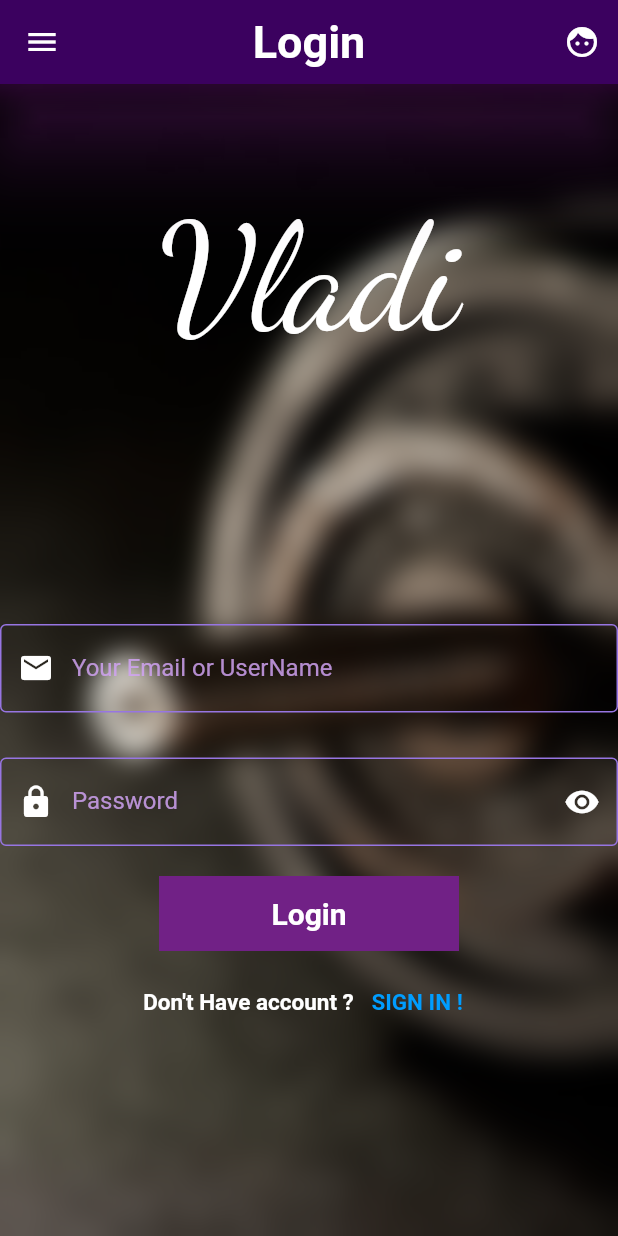
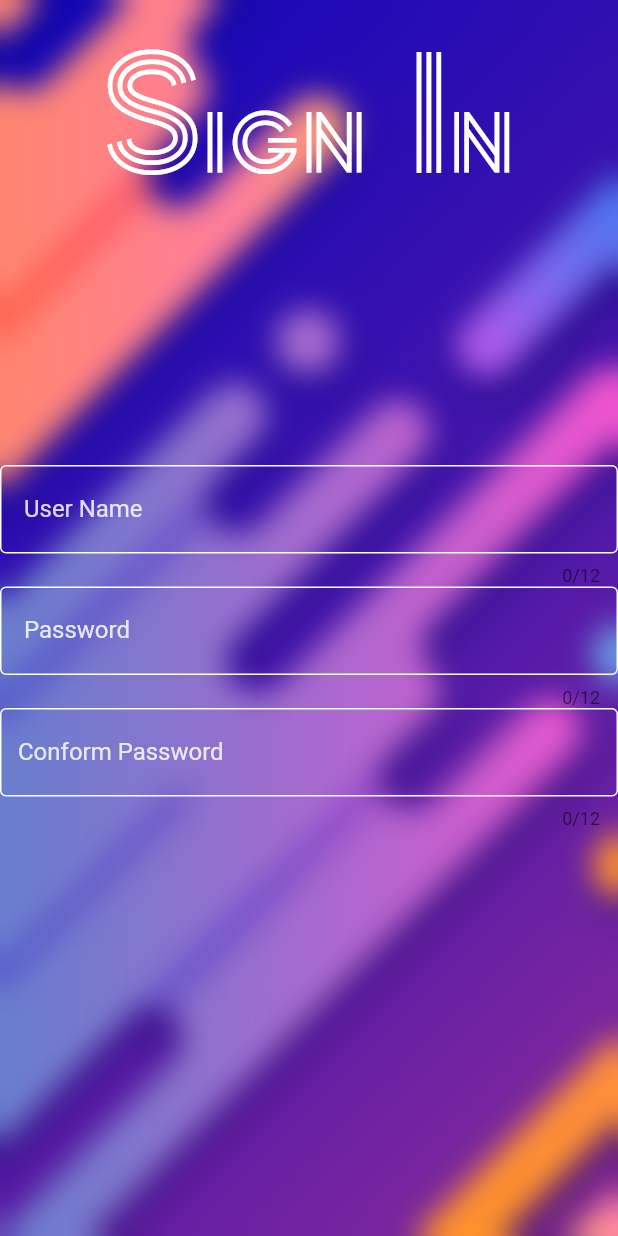
Before and after one commit to Nizar-Sweiss/ExerciseApp, a Flutter app: the screen it shows after launch, after a tap on "SIGN IN !", on a phone screen of 412 x 824 dp. Run offline on Flutter 3.47's test engine with Material 2 defaults, Android fonts, the phone set to English and light mode, and no system bars; our stand-ins replace animated_splash_screen, cool_alert, lottie, page_transition; missing offline and left inert: alert, hovering; project files that could hold a hidden picture were left out.

Commit message:
sign in screen added

```diff
--- /dev/null
+++ b/main/lib/Components/cust_textfield.dart
@@ -0,0 +1,37 @@
+import 'package:flutter/material.dart';
+
+class Cust_TextField extends StatefulWidget {
+  final String labelText;
+  final int maxLength;
+  final TextInputType textInputType;
+  const Cust_TextField(
+      {super.key,
+      required this.labelText,
+      required this.textInputType,
+      required this.maxLength});
+
+  @override
+  State<Cust_TextField> createState() => _Cust_TextFieldState();
+}
+
+class _Cust_TextFieldState extends State<Cust_TextField> {
+  @override
+  Widget build(BuildContext context) {
+    return TextFormField(
+      //To take the input when it login
+      maxLength: widget.maxLength,
+      style: TextStyle(color: Colors.white),
+      decoration: InputDecoration(
+        enabledBorder: OutlineInputBorder(
+          borderSide:
+              BorderSide(width: 1, color: Color.fromARGB(255, 255, 255, 255)),
+        ),
+        labelText: widget.labelText,
+        labelStyle: TextStyle(color: Color.fromARGB(213, 255, 255, 255)),
+        border: OutlineInputBorder(),
+      ),
+      keyboardType: widget.textInputType,
+      onFieldSubmitted: (emailFeild) {},
+    );
+  }
+}
--- a/main/lib/main.dart
+++ b/main/lib/main.dart
@@ -1,7 +1,7 @@
 import 'package:flutter/material.dart';
 import 'package:main/screens/Home.dart';
 import 'package:main/screens/splashscreen.dart';
-import 'package:main/screens/workout.dart';
+import 'package:main/screens/Categorys/workout.dart';
 
 void main() {
   runApp(MaterialApp(home: Main(),) );
--- /dev/null
+++ b/main/lib/screens/AlertDialog.dart
@@ -0,0 +1,32 @@
+import 'package:flutter/material.dart';
+
+class AlertDia extends StatefulWidget {
+  const AlertDia({super.key});
+
+  @override
+  State<AlertDia> createState() => _AlertDiaState();
+}
+
+class _AlertDiaState extends State<AlertDia> {
+  @override
+  Widget build(BuildContext context) {
+    return Container(
+      child: AlertDialog(
+        actions: [
+
+        ],
+        backgroundColor: Color.fromARGB(255, 45, 0, 75),
+        content: Padding(
+          padding: const EdgeInsets.all(8.0),
+          child: Container(
+
+            child: Text(
+              "Your User name or password is wrong  \nCheck Your User Name or Password !! ",
+              style: TextStyle(color: Color.fromARGB(255, 255, 255, 255)),
+            ),
+          ),
+        ),
+      ),
+    );
+  }
+}
--- a/main/lib/screens/Home.dart
+++ b/main/lib/screens/Home.dart
@@ -1,6 +1,6 @@
 import 'package:flutter/material.dart';
 import 'package:main/Components/categorywidget.dart';
-import 'package:main/screens/workout.dart';
+import 'package:main/screens/Categorys/workout.dart';
 import "package:hovering/hovering.dart";
 
 class Home extends StatelessWidget {
--- a/main/lib/screens/Login.dart
+++ b/main/lib/screens/Login.dart
@@ -2,14 +2,14 @@ import 'dart:ui';
 
 import 'package:flutter/material.dart';
 import 'package:main/Objects/User.dart';
+import 'package:main/screens/AlertDialog.dart';
 import 'package:main/screens/Home.dart';
 import 'package:cool_alert/cool_alert.dart';
 import 'package:alert/alert.dart';
+import 'package:main/screens/signin.dart';
+
 var emailContr = TextEditingController();
 var passwordContr = TextEditingController();
-User user1 = User("Test1", "1234");
-
-
 
 class Login extends StatefulWidget {
   const Login({super.key});
@@ -19,6 +19,12 @@ class Login extends StatefulWidget {
 }
 
 class _LoginState extends State<Login> {
+
+  User user1 = User("test1", "123");
+  User user2 = User("test2", "123");
+  User user3 = User("test3", "123");
+  User user4 = User("test4", "123");
+
   @override
   Widget build(BuildContext context) {
     return MaterialApp(
@@ -63,7 +69,7 @@ class _LoginState extends State<Login> {
                             style: TextStyle(
                                 color: Colors.white,
                                 fontSize: 100,
-                                fontFamily: 'DancingScript'),
+                                fontFamily: 'ZenTokyoZoo'),
                           )),
                     ),
                     //SizedBox(height: 150,),
@@ -141,7 +147,14 @@ class _LoginState extends State<Login> {
                                 MaterialPageRoute(
                                     builder: (context) => Home()));
                           } else {
-                            Alert(message: 'Test', shortDuration: true).show();
+                            emailContr.clear();
+                            passwordContr.clear();
+                            showDialog(
+                                context: context,
+                                builder: (context) {
+                                  return AlertDia();
+                                });
+
                           }
                         },
                         child: Text(
@@ -167,7 +180,10 @@ class _LoginState extends State<Login> {
                               fontWeight: FontWeight.bold),
                         ),
                         TextButton(
-                          onPressed: () {},
+                          onPressed: () {  Navigator.push(
+                                context,
+                                MaterialPageRoute(
+                                    builder: (context) => SignIn()));},
                           child: Text(
                             "SIGN IN !",
                             style: TextStyle(
@@ -190,13 +206,23 @@ class _LoginState extends State<Login> {
   }
 
   ValidateInfo() {
+    // if (emailContr.text == "Nizar" && passwordContr.text == "1234") {
+    //   print(emailContr.toString());
+    //   return true;
+    // } else {
+    //   print(passwordContr.toString());
+    //   return false;
+    // }
 
-    if (emailContr.text == "Nizar" && passwordContr.text == "1234") {
-      print(emailContr.toString());
-      return true;
-    } else {
-      print(passwordContr.toString());
-      return false;
+    for (int i = 0; i <= User.Users.length; i++) {
+      if (emailContr.text == User.Users[i].getName() &&
+          passwordContr.text == User.Users[i].getPasswprd()) {
+        //print(emailContr.toString());
+        return true;
+      } else {
+        //print(passwordContr.toString());
+        return false;
+      }
     }
   }
 
--- /dev/null
+++ b/main/lib/screens/signin.dart
@@ -0,0 +1,76 @@
+import 'dart:ui';
+
+import 'package:flutter/material.dart';
+import 'package:main/Components/categorywidget.dart';
+import 'package:main/Components/cust_textfield.dart';
+import 'package:main/screens/Categorys/workout.dart';
+import "package:hovering/hovering.dart";
+
+class SignIn extends StatelessWidget {
+  const SignIn({super.key});
+
+  @override
+  Widget build(BuildContext context) {
+    return MaterialApp(
+      debugShowCheckedModeBanner: false,
+      home: Scaffold(
+        backgroundColor: Color.fromARGB(255, 24, 26, 54),
+        body: SignInScreen(),
+      ),
+    );
+  }
+}
+
+class SignInScreen extends StatefulWidget {
+  const SignInScreen({super.key});
+
+  @override
+  State<SignInScreen> createState() => _SignInScreenState();
+}
+
+class _SignInScreenState extends State<SignInScreen> {
+  @override
+  @override
+  Widget build(BuildContext context) {
+    return Container(
+      width: double.infinity,
+      decoration: BoxDecoration(
+        image: DecorationImage(
+            image: AssetImage("assests/images/wallpaper.jpg"),
+            fit: BoxFit.cover),
+      ),
+      child: ListView(
+        children: [
+          Column(
+            children: [
+              BackdropFilter(
+                filter: ImageFilter.blur(sigmaX: 10, sigmaY: 10),
+                child: Container(
+                    margin: EdgeInsets.only(top: 20, bottom: 170),
+                    child: Text(
+                      "Sign In",
+                      style: TextStyle(
+                          color: Colors.white,
+                          fontSize: 100,
+                          fontFamily: 'ZenTokyoZoo'),
+                    )),
+              ),
+              Cust_TextField(
+                  labelText: " User Name",
+                  textInputType: TextInputType.name,
+                  maxLength: 12),
+              Cust_TextField(
+                  labelText: " Password ",
+                  textInputType: TextInputType.name,
+                  maxLength: 12),
+              Cust_TextField(
+                  labelText: "Conform Password",
+                  textInputType: TextInputType.name,
+                  maxLength: 12),
+            ],
+          ),
+        ],
+      ),
+    );
+  }
+}
```
Also changed, not shown: main/lib/screens/Categorys/outdoor.dart (added), main/lib/screens/Categorys/weightlifting.dart (added), main/lib/screens/Categorys/workout.dart (renamed from main/lib/screens/workout.dart), main/lib/screens/Categorys/yoga.dart (added).
